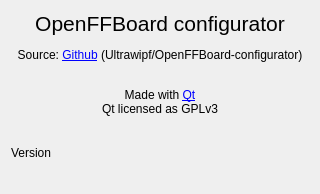
Qt form res/about.ui (Ultrawipf/OpenFFBoard-configurator) before a commit.
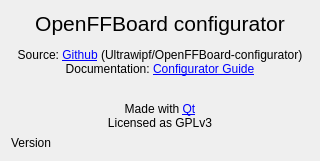
The same form after that commit.

Commit message: Updated about page

What changed in the file:
```diff
--- a/res/about.ui
+++ b/res/about.ui
@@ -7,7 +7,7 @@
     <x>0</x>
     <y>0</y>
     <width>320</width>
-    <height>194</height>
+    <height>151</height>
    </rect>
   </property>
   <property name="windowTitle">
@@ -17,15 +17,30 @@
    <item>
     <widget class="QLabel" name="label">
      <property name="text">
-      <string>&lt;html&gt;&lt;head/&gt;&lt;body&gt;&lt;p align=&quot;center&quot;&gt;&lt;span style=&quot; font-size:16pt;&quot;&gt;OpenFFBoard configurator&lt;/span&gt;&lt;/p&gt;&lt;p align=&quot;center&quot;&gt;Source: &lt;a href=&quot;https://github.com/Ultrawipf/OpenFFBoard-configurator&quot;&gt;&lt;span style=&quot; text-decoration: underline; color:#0000ff;&quot;&gt;Github&lt;/span&gt;&lt;/a&gt; (Ultrawipf/OpenFFBoard-configurator)&lt;/p&gt;&lt;p align=&quot;center&quot;&gt;&lt;br/&gt;Made with &lt;a href=&quot;https://www.qt.io/&quot;&gt;&lt;span style=&quot; text-decoration: underline; color:#0000ff;&quot;&gt;Qt&lt;/span&gt;&lt;/a&gt;&lt;br/&gt;Qt licensed as GPLv3&lt;/p&gt;&lt;/body&gt;&lt;/html&gt;</string>
+      <string>&lt;html&gt;&lt;head/&gt;&lt;body&gt;&lt;p align=&quot;center&quot;&gt;&lt;span style=&quot; font-size:16pt;&quot;&gt;OpenFFBoard configurator&lt;/span&gt;&lt;/p&gt;&lt;p align=&quot;center&quot;&gt;Source: &lt;a href=&quot;https://github.com/Ultrawipf/OpenFFBoard-configurator&quot;&gt;&lt;span style=&quot; text-decoration: underline; color:#0000ff;&quot;&gt;Github&lt;/span&gt;&lt;/a&gt; (Ultrawipf/OpenFFBoard-configurator)&lt;br/&gt;Documentation: &lt;a href=&quot;https://github.com/Ultrawipf/OpenFFBoard/wiki/Configurator-guide&quot;&gt;&lt;span style=&quot; text-decoration: underline; color:#0000ff;&quot;&gt;Configurator Guide&lt;/span&gt;&lt;/a&gt;&lt;/p&gt;&lt;p align=&quot;center&quot;&gt;&lt;br/&gt;Made with &lt;a href=&quot;https://www.qt.io/&quot;&gt;&lt;span style=&quot; text-decoration: underline; color:#0000ff;&quot;&gt;Qt&lt;/span&gt;&lt;/a&gt;&lt;br/&gt;Licensed as GPLv3&lt;/p&gt;&lt;/body&gt;&lt;/html&gt;</string>
+     </property>
+     <property name="alignment">
+      <set>Qt::AlignLeading|Qt::AlignLeft|Qt::AlignTop</set>
+     </property>
+     <property name="openExternalLinks">
+      <bool>true</bool>
      </property>
     </widget>
    </item>
    <item>
     <widget class="QLabel" name="version">
+     <property name="sizePolicy">
+      <sizepolicy hsizetype="Preferred" vsizetype="Minimum">
+       <horstretch>0</horstretch>
+       <verstretch>0</verstretch>
+      </sizepolicy>
+     </property>
      <property name="text">
       <string>Version</string>
      </property>
+     <property name="alignment">
+      <set>Qt::AlignBottom|Qt::AlignLeading|Qt::AlignLeft</set>
+     </property>
     </widget>
    </item>
   </layout>
```
